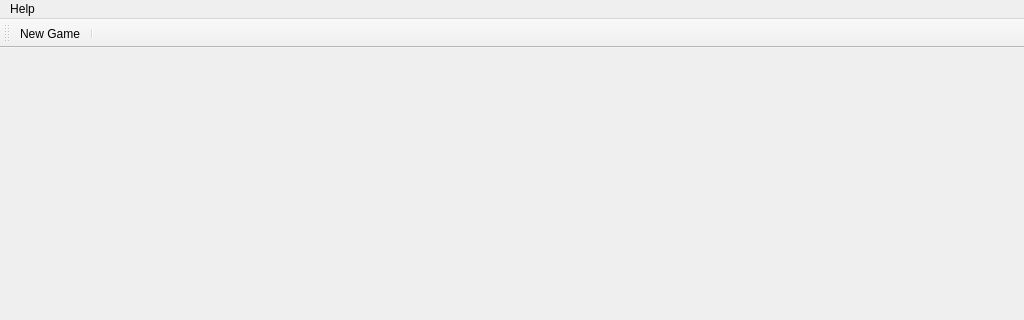
Qt form mainwindow.ui (darthtenebrus/kqsnake) before a commit; both pictures show x 0 to 1024 and y 0 to 320 of the 1024 by 768 pixel window.
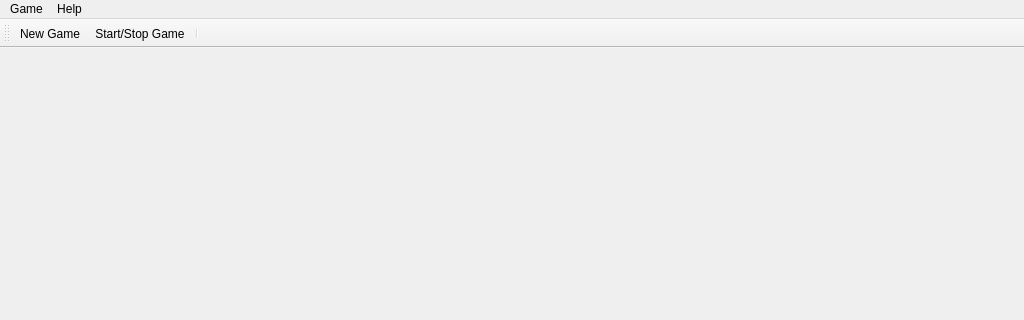
The same form after that commit. Icons and pictures are not drawn.

The edit to the form file:
```diff
--- a/mainwindow.ui
+++ b/mainwindow.ui
@@ -58,6 +58,7 @@
     <bool>false</bool>
    </attribute>
    <addaction name="actionNewGame"/>
+   <addaction name="actionStartStopGame"/>
    <addaction name="separator"/>
   </widget>
   <widget class="QMenuBar" name="menubar">
@@ -69,6 +70,13 @@
      <height>34</height>
     </rect>
    </property>
+   <widget class="QMenu" name="menuGame">
+    <property name="title">
+     <string>Game</string>
+    </property>
+    <addaction name="actionNewGame"/>
+    <addaction name="actionStartStopGame"/>
+   </widget>
    <widget class="QMenu" name="menuHelp">
     <property name="title">
      <string>Help</string>
@@ -78,6 +86,7 @@
     <addaction name="separator"/>
     <addaction name="actionAbout"/>
    </widget>
+   <addaction name="menuGame"/>
    <addaction name="menuHelp"/>
   </widget>
   <widget class="QStatusBar" name="statusbar"/>
@@ -100,6 +109,18 @@
     <string>About</string>
    </property>
   </action>
+  <action name="actionStartStopGame">
+   <property name="icon">
+    <iconset theme="media-playback-start">
+     <normaloff>.</normaloff>.</iconset>
+   </property>
+   <property name="text">
+    <string>Start/Stop Game</string>
+   </property>
+   <property name="shortcut">
+    <string>Alt+S</string>
+   </property>
+  </action>
  </widget>
  <resources/>
  <connections/>
```
Left out of the diff: 3 changed lines with no effect on the pictures.
